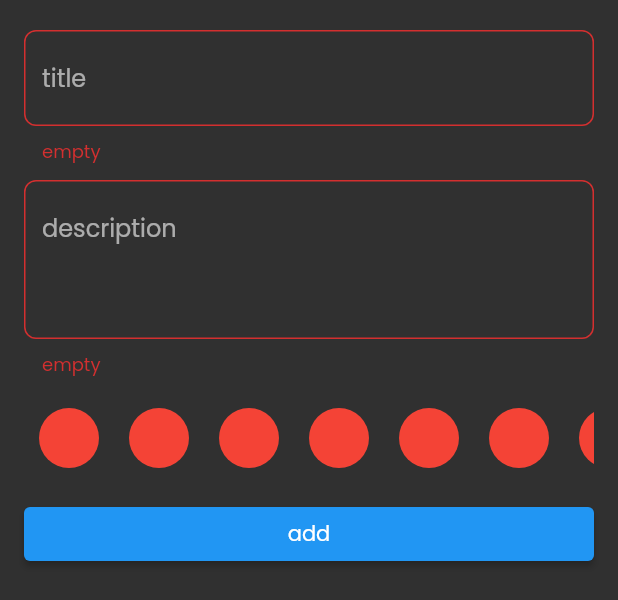
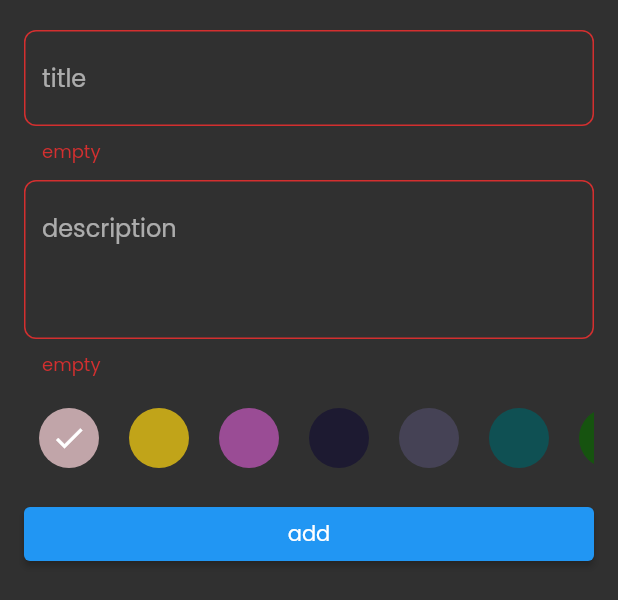
Before and after one commit to AhmedAbdAldaim/notes_app, a Flutter app: the AddNoteBottomSheet widget shown alone on an empty page, opened directly, after a tap on "add", on a phone screen of 412 x 824 dp. Shown: the top 600 px of the screen. Run offline on Flutter 3.47's test engine with Material 2 defaults, Android fonts, the phone set to English and light mode, and no system bars; our stand-ins replace bloc, flutter_bloc, hive, hive_flutter, modal_progress_hud_nsn; accounts and stored records are empty.

Commit message:
add colors in listview

```diff
--- a/lib/cubits/add_cubit/add_note_cubit.dart
+++ b/lib/cubits/add_cubit/add_note_cubit.dart
@@ -19,8 +19,27 @@ class AddNoteCubit extends Cubit<AddNoteState> {
       var box = Hive.box<NoteModel>('notes');
       box.add(noteModel);
       emit(AddNoteSuccess());
-    }on Exception catch (e) {
+    } on Exception catch (e) {
       emit(AddNoteFailure(e.toString()));
     }
   }
+
+  int cureentindex = 0;
+  bool isSelect = false;
+  selected(index) {
+    cureentindex = index;
+    isSelect = true;
+    emit(SelectedColor());
+  }
+
+  List<Color> colors = const [
+    Color(0xffC1A5A9),
+    Color(0xffC1A419),
+    Color(0xff9A4C95),
+    Color(0xff1D1A31),
+    Color(0xff454255),
+    Color(0xff0F5053),
+    Color(0xff16530F),
+    Color(0xff530F2E),
+  ];
 }
--- a/lib/cubits/add_cubit/add_note_state.dart
+++ b/lib/cubits/add_cubit/add_note_state.dart
@@ -13,3 +13,5 @@ class AddNoteFailure extends AddNoteState {
   final String message;
   AddNoteFailure(this.message);
 }
+
+class SelectedColor extends AddNoteState{}
--- a/lib/views/add_note_bottomsheet.dart
+++ b/lib/views/add_note_bottomsheet.dart
@@ -70,16 +70,31 @@ class AddNoteBottomSheet extends StatelessWidget {
                         SizedBox(
                           height: 30 * 2,
                           child: ListView.builder(
-                              itemCount: 10,
-                              scrollDirection: Axis.horizontal,
-                              itemBuilder: (context, index) {
-                                return const Padding(
-                                  padding: EdgeInsets.symmetric(horizontal: 10),
-                                  child:  CircleAvatar(
-                                    backgroundColor: Colors.red,
-                                  ),
-                                );
-                              }),
+                            itemCount: cubit.colors.length,
+                            scrollDirection: Axis.horizontal,
+                            itemBuilder: (context, index) {
+                              return Padding(
+                                padding:
+                                    const EdgeInsets.symmetric(horizontal: 10),
+                                child: GestureDetector(
+                                  onTap: () {
+                                    cubit.selected(index);
+                                  },
+                                  child: cubit.cureentindex ==index
+                                      ? Stack(
+                                        alignment: AlignmentDirectional.center,
+                                        children: [
+                                          CircleAvatar(
+                                              backgroundColor: cubit.colors[index]),
+                                           const Icon(Icons.check)
+                                        ],
+                                      )
+                                      : CircleAvatar(
+                                          backgroundColor: cubit.colors[index]),
+                                ),
+                              );
+                            },
+                          ),
                         ),
                         const SizedBox(
                           height: 10,
@@ -96,7 +111,7 @@ class AddNoteBottomSheet extends StatelessWidget {
                                       title: cubit.title.text,
                                       description: cubit.des.text,
                                       date: formatdateTime,
-                                      color: Colors.amber.shade100.value));
+                                      color: cubit.colors[cubit.cureentindex].value));
                             }
                           },
                         )
--- a/lib/views/widgets/custom_note_item.dart
+++ b/lib/views/widgets/custom_note_item.dart
@@ -25,7 +25,7 @@ class CustomNoteItem extends StatelessWidget {
       child: Container(
         padding: const EdgeInsets.all(16),
         decoration: BoxDecoration(
-            color: const Color(0xffffcc80),
+            color:  Color(noteModel.color),
             borderRadius: BorderRadius.circular(16)),
         child: Column(
           crossAxisAlignment: CrossAxisAlignment.end,
```
